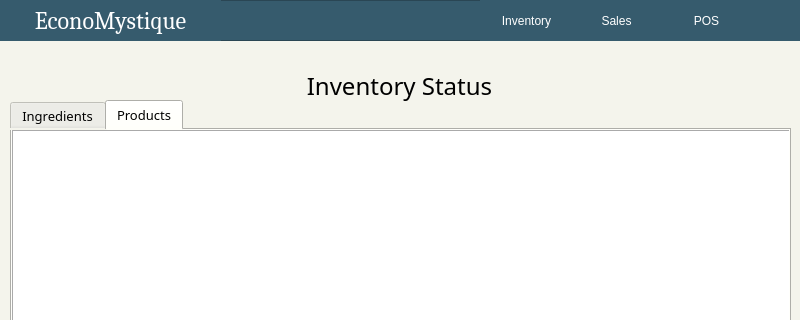
Old version of the form inventory.ui in the repository ongchangco/Economystique2; both pictures show x 0 to 800 and y 0 to 320 of the 800 by 600 pixel window.
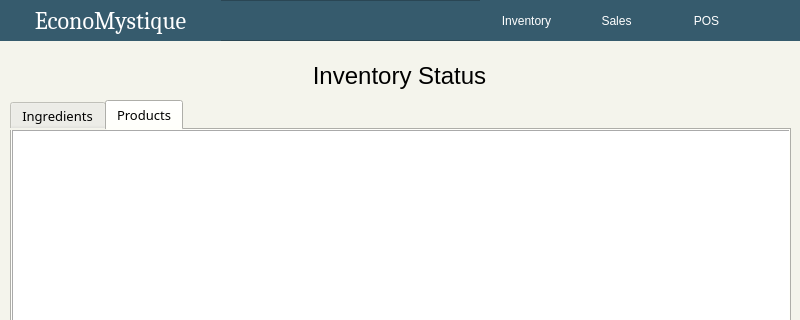
New version of the form. Icons and pictures are not drawn.

What changed in the file:
```diff
--- a/inventory.ui
+++ b/inventory.ui
@@ -237,12 +237,12 @@
      <x>9</x>
      <y>50</y>
      <width>781</width>
-     <height>71</height>
+     <height>51</height>
     </rect>
    </property>
    <property name="font">
     <font>
-     <family>Sans Serif Collection</family>
+     <family>MS Sans Serif</family>
      <pointsize>18</pointsize>
      <weight>50</weight>
      <bold>false</bold>
```
